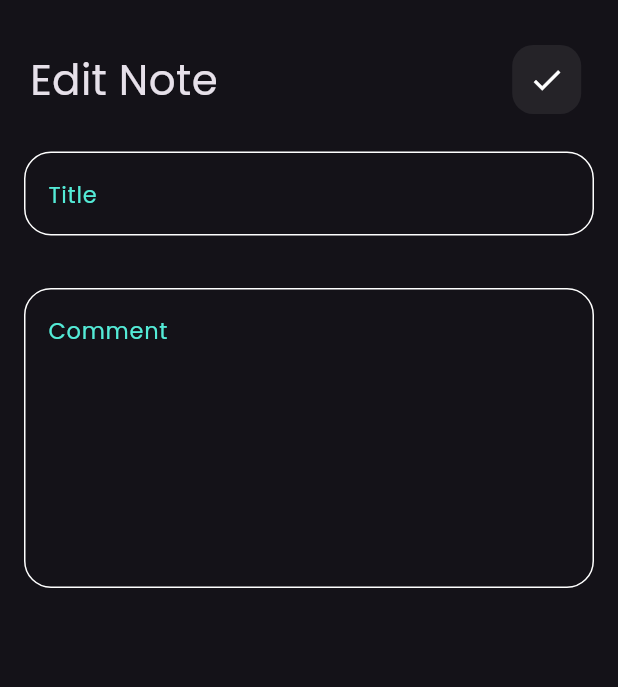
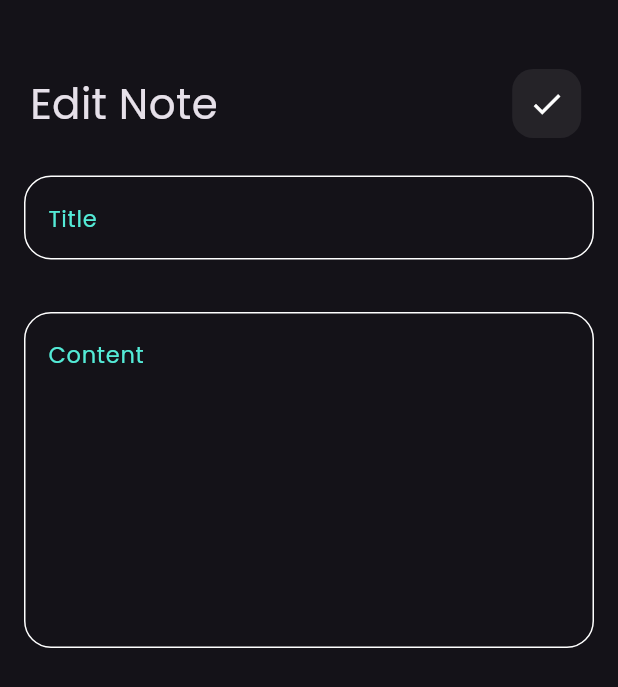
Before and after one commit to Zaid-Amanah/Notes_App, a Flutter app: the screen it shows after launch, after a tap on "Flutter tips", on a phone screen of 412 x 824 dp. Shown: the top 687 px of the screen. Run offline on Flutter 3.47's test engine with Material 3 defaults, Android fonts, the phone set to English and light mode, and no system bars; missing offline and left inert: font_awesome_icon_class.

```diff
--- a/lib/main.dart
+++ b/lib/main.dart
@@ -6,6 +6,7 @@ void main() {
   runApp(const Notesapp());
 }
 
+//video 12 don
 class Notesapp extends StatelessWidget {
   const Notesapp({super.key});
   @override
--- a/lib/views/edit_notes_view.dart
+++ b/lib/views/edit_notes_view.dart
@@ -11,7 +11,7 @@ class EditNotesView extends StatelessWidget {
       body: Column(
         children: [
           const SizedBox(
-            height: 30,
+            height: 46,
           ),
           const CustomAppBar(
             text: "Edit Note",
@@ -21,8 +21,8 @@ class EditNotesView extends StatelessWidget {
             hintText: "Title",
           ),
           CustomTextField(
-            hintText: "Comment",
-            maxLines: 7,
+            hintText: "Content",
+            maxLines: 8,
           ),
         ],
       ),
--- a/lib/widgets/AddNoteBottomSheet.dart
+++ b/lib/widgets/AddNoteBottomSheet.dart
@@ -13,7 +13,7 @@ class AddNoteBottomSheet extends StatelessWidget {
           hintText: "Title",
         ),
         CustomTextField(
-          hintText: "Comment",
+          hintText: "Content",
           maxLines: 7,
         ),
         const Spacer(),
--- a/lib/widgets/notelist_view.dart
+++ b/lib/widgets/notelist_view.dart
@@ -30,15 +30,7 @@ class NotesListView extends StatelessWidget {
         padding: const EdgeInsets.only(bottom: 10),
         child: GestureDetector(
           onTap: () {
-            // Navigator.pushNamed(context, "EditNotesView");
-            Navigator.push(
-              context,
-              MaterialPageRoute(
-                builder: (context) {
-                  return const EditNotesView();
-                },
-              ),
-            );
+            Navigator.pushNamed(context, "EditNotesView");
           },
           child: NotesItem(
             color: colorArray[index],
```
Also changed, not shown: lib/models/note_model.dart (added, +11 -0 lines).
